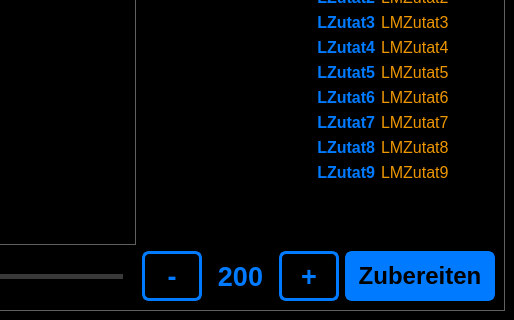
Old version of the form src/ui_elements/Cocktailmanager_2.ui in the repository AndreWohnsland/CocktailBerry; both pictures show x 286 to 800 and y 165 to 485 of the 800 by 485 pixel window.
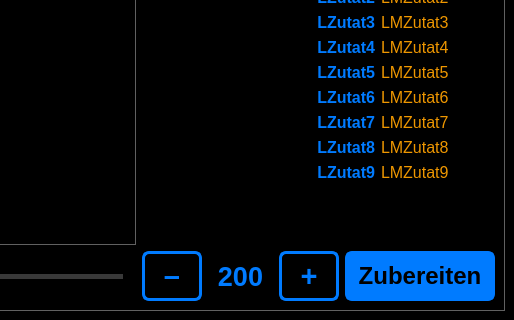
New version of the form. Icons and pictures are not drawn. Custom widgets are drawn as their Qt base class.

Commit message: Adjusted plus/minus button, slider steps

```diff
--- a/src/ui_elements/Cocktailmanager_2.ui
+++ b/src/ui_elements/Cocktailmanager_2.ui
@@ -258,8 +258,8 @@
 QScrollBar:vertical {
 	border: 1px solid rgb(97, 97, 97);
     background: rgb(97, 97, 97);
-    width: 30px;
-    margin: 31px 0 31px 0;
+    width: 35px;
+    margin: 36px 0 36px 0;
 }
 
 QScrollBar::handle:vertical {
@@ -269,7 +269,7 @@
 QScrollBar::add-line:vertical {
 	border: 1px solid rgb(97, 97, 97);
     background: rgb(0, 0, 0);
-    height: 30px;
+    height: 35px;
     subcontrol-position: bottom;
     subcontrol-origin: margin;
 }
@@ -277,7 +277,7 @@
 QScrollBar::sub-line:vertical {
 	border: 1px solid rgb(97, 97, 97);
     background: rgb(0, 0, 0);
-    height: 30px;
+    height: 35px;
     subcontrol-position: top;
     subcontrol-origin: margin;
 }
@@ -868,13 +868,13 @@
               </property>
               <property name="font">
                <font>
-                <pointsize>20</pointsize>
+                <pointsize>22</pointsize>
                 <weight>75</weight>
                 <bold>true</bold>
                </font>
               </property>
               <property name="text">
-               <string>-</string>
+               <string>–</string>
               </property>
              </widget>
             </item>
@@ -926,7 +926,7 @@
               </property>
               <property name="font">
                <font>
-                <pointsize>20</pointsize>
+                <pointsize>22</pointsize>
                 <weight>75</weight>
                 <bold>true</bold>
                </font>
```
Left out of the diff: 11 changed lines with no effect on the pictures. The commit also changes 2 other files.
